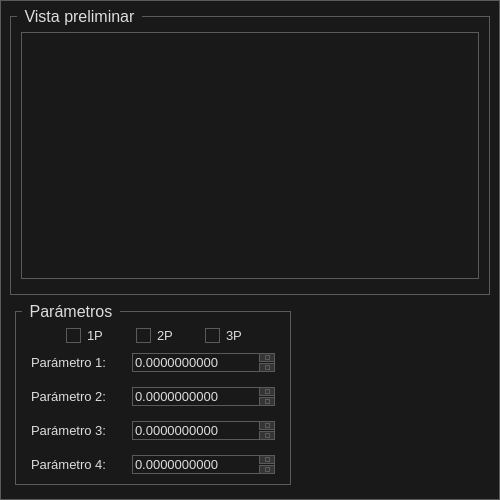
This is ui/Dialog.ui in danialeresbar/specx as Qt 5 draws it before an edit. The edited form follows.
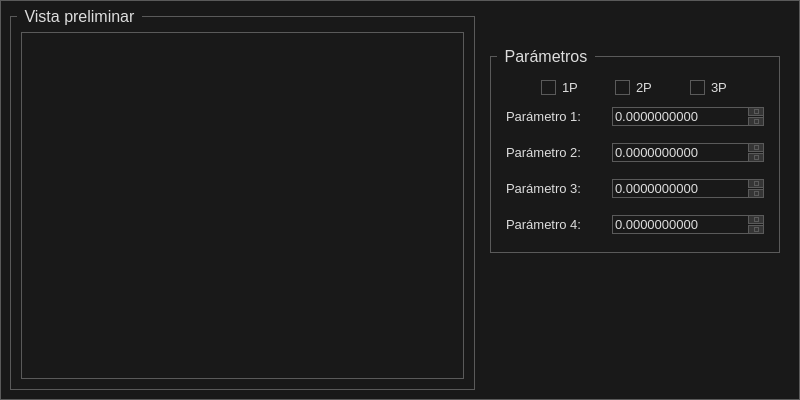
This is the edited form. Icons and pictures are not drawn.

```diff
--- a/ui/Dialog.ui
+++ b/ui/Dialog.ui
@@ -6,10 +6,28 @@
    <rect>
     <x>0</x>
     <y>0</y>
-    <width>500</width>
-    <height>500</height>
+    <width>800</width>
+    <height>400</height>
    </rect>
   </property>
+  <property name="sizePolicy">
+   <sizepolicy hsizetype="Preferred" vsizetype="Preferred">
+    <horstretch>0</horstretch>
+    <verstretch>0</verstretch>
+   </sizepolicy>
+  </property>
+  <property name="minimumSize">
+   <size>
+    <width>800</width>
+    <height>400</height>
+   </size>
+  </property>
+  <property name="maximumSize">
+   <size>
+    <width>800</width>
+    <height>400</height>
+   </size>
+  </property>
   <property name="windowTitle">
    <string>Configuración</string>
   </property>
@@ -296,7 +314,7 @@
   <property name="modal">
    <bool>true</bool>
   </property>
-  <layout class="QVBoxLayout" name="dialog_layout" stretch="60,40">
+  <layout class="QHBoxLayout" name="horizontalLayout_3" stretch="60,40">
    <property name="spacing">
     <number>5</number>
    </property>
@@ -342,7 +360,7 @@
        <number>10</number>
       </property>
       <property name="bottomMargin">
-       <number>15</number>
+       <number>10</number>
       </property>
       <item>
        <widget class="QWidget" name="plot_area" native="true"/>
@@ -351,21 +369,21 @@
     </widget>
    </item>
    <item>
-    <layout class="QHBoxLayout" name="horizontalLayout" stretch="60,40">
+    <layout class="QVBoxLayout" name="control_layout" stretch="70,30">
      <property name="spacing">
-      <number>10</number>
+      <number>30</number>
      </property>
      <property name="leftMargin">
-      <number>5</number>
+      <number>10</number>
      </property>
      <property name="topMargin">
-      <number>5</number>
+      <number>40</number>
      </property>
      <property name="rightMargin">
-      <number>5</number>
+      <number>10</number>
      </property>
      <property name="bottomMargin">
-      <number>5</number>
+      <number>20</number>
      </property>
      <item>
       <widget class="QGroupBox" name="param_box">
@@ -391,13 +409,13 @@
          <number>10</number>
         </property>
         <property name="topMargin">
-         <number>15</number>
+         <number>20</number>
         </property>
         <property name="rightMargin">
          <number>10</number>
         </property>
         <property name="bottomMargin">
-         <number>5</number>
+         <number>10</number>
         </property>
         <item>
          <layout class="QHBoxLayout" name="row_1">
@@ -633,9 +651,9 @@
       </widget>
      </item>
      <item>
-      <layout class="QVBoxLayout" name="inner_layout" stretch="60,40">
+      <layout class="QVBoxLayout" name="button_container" stretch="40">
        <property name="spacing">
-        <number>5</number>
+        <number>10</number>
        </property>
        <property name="leftMargin">
         <number>0</number>
@@ -650,37 +668,24 @@
         <number>0</number>
        </property>
        <item>
-        <widget class="QLabel" name="back_icon">
-         <property name="sizePolicy">
-          <sizepolicy hsizetype="Expanding" vsizetype="Expanding">
-           <horstretch>0</horstretch>
-           <verstretch>0</verstretch>
-          </sizepolicy>
-         </property>
-         <property name="text">
-          <string/>
-         </property>
-        </widget>
-       </item>
-       <item>
-        <layout class="QHBoxLayout" name="button_layout" stretch="50,50">
+        <layout class="QHBoxLayout" name="b_layout" stretch="50,50">
          <property name="spacing">
           <number>0</number>
          </property>
          <property name="leftMargin">
-          <number>0</number>
+          <number>40</number>
          </property>
          <property name="topMargin">
-          <number>0</number>
+          <number>5</number>
          </property>
          <property name="rightMargin">
-          <number>0</number>
+          <number>40</number>
          </property>
          <property name="bottomMargin">
-          <number>0</number>
+          <number>5</number>
          </property>
          <item>
-          <widget class="QPushButton" name="submit_button">
+          <widget class="QPushButton" name="submit_b">
            <property name="sizePolicy">
             <sizepolicy hsizetype="Preferred" vsizetype="Preferred">
              <horstretch>0</horstretch>
@@ -714,7 +719,7 @@
           </widget>
          </item>
          <item>
-          <widget class="QPushButton" name="reject_button">
+          <widget class="QPushButton" name="reject_b">
            <property name="sizePolicy">
             <sizepolicy hsizetype="Preferred" vsizetype="Preferred">
              <horstretch>0</horstretch>
```
